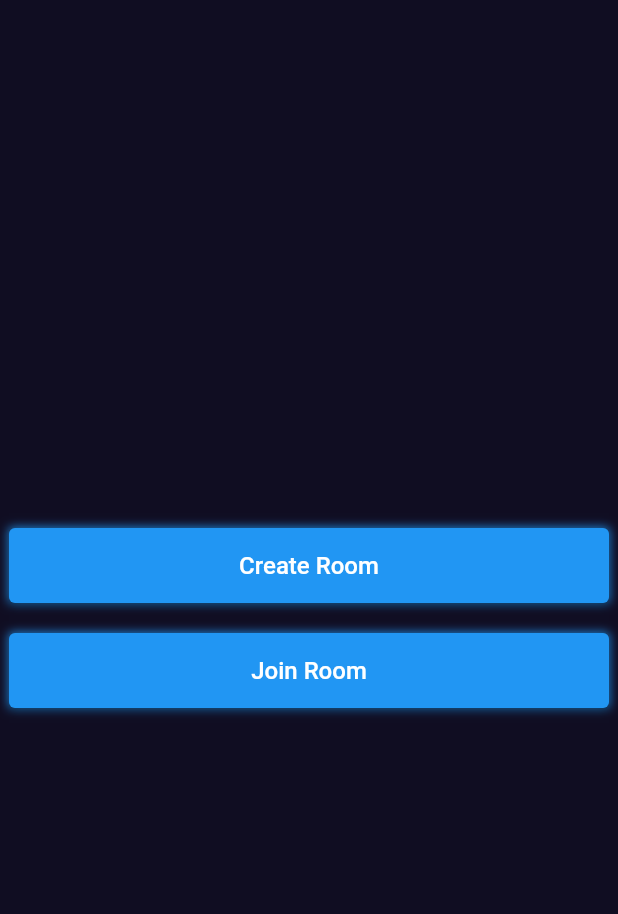
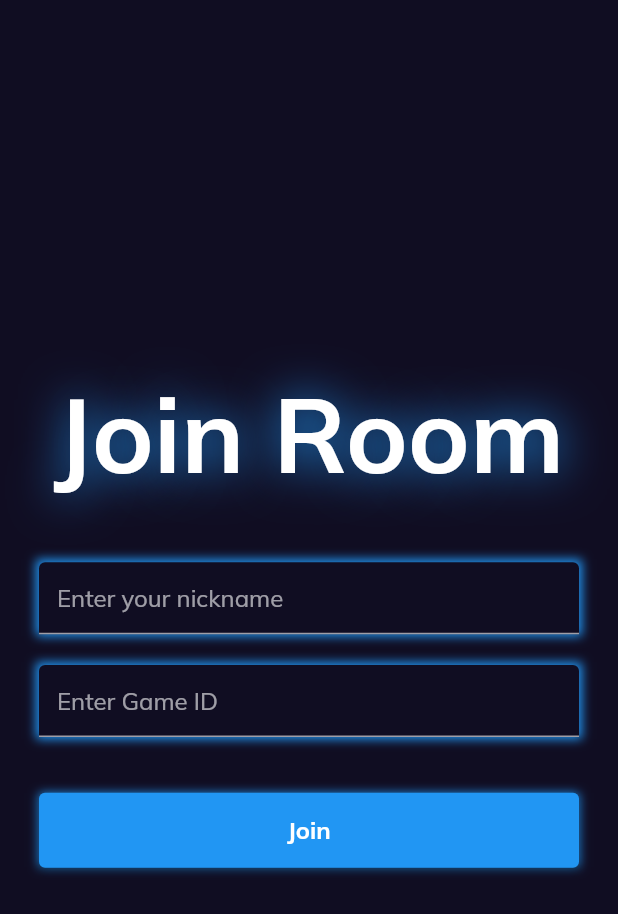
Before and after one commit to CodeSadhu/flutter_tictactoe, a Flutter app: the screen it shows after launch, after a tap on "Join Room", on a phone screen of 412 x 824 dp. Shown: the top 914 px of the screen. Run offline on Flutter 3.47's test engine with Material 2 defaults, Android fonts, the phone set to English and light mode, and no system bars; our stand-ins replace google_fonts.

Commit message:
Added custom textfield, custom text widgets, create/join room page UI

```diff
--- a/lib/main.dart
+++ b/lib/main.dart
@@ -1,4 +1,6 @@
 import 'package:flutter/material.dart';
+import 'package:tictactoe/screens/create_room.dart';
+import 'package:tictactoe/screens/join_room.dart';
 import 'package:tictactoe/screens/main_menu.dart';
 import 'package:tictactoe/utils/colors.dart';
 
@@ -15,6 +17,12 @@ class MyApp extends StatelessWidget {
       theme: ThemeData.dark().copyWith(
         scaffoldBackgroundColor: bgColor,
       ),
+      routes: {
+        MainMenu.routeName: (context) => const MainMenu(),
+        CreateRoom.routeName: (context) => const CreateRoom(),
+        JoinRoom.routeName: (context) => const JoinRoom(),
+      },
+      initialRoute: MainMenu.routeName,
       home: const MainMenu(),
     );
   }
--- /dev/null
+++ b/lib/screens/join_room.dart
@@ -0,0 +1,74 @@
+import 'package:flutter/material.dart';
+import 'package:tictactoe/responsive/responsive.dart';
+import 'package:tictactoe/widgets/custom_button.dart';
+import 'package:tictactoe/widgets/glowing_text.dart';
+import 'package:tictactoe/widgets/glowing_textfield.dart';
+
+class JoinRoom extends StatefulWidget {
+  static String routeName = '/join-room';
+  const JoinRoom({Key? key}) : super(key: key);
+
+  @override
+  State<JoinRoom> createState() => _JoinRoomState();
+}
+
+class _JoinRoomState extends State<JoinRoom> {
+  final _nameController = TextEditingController();
+  final _gameIdController = TextEditingController();
+
+  @override
+  void dispose() {
+    // TODO: implement dispose
+    super.dispose();
+    _nameController.dispose();
+    _gameIdController.dispose();
+  }
+
+  @override
+  Widget build(BuildContext context) {
+    final size = MediaQuery.of(context).size;
+    return Scaffold(
+      body: Responsive(
+        child: Container(
+          margin: const EdgeInsets.symmetric(
+            horizontal: 20,
+          ),
+          child: Column(
+            mainAxisAlignment: MainAxisAlignment.center,
+            crossAxisAlignment: CrossAxisAlignment.center,
+            children: [
+              const GlowingText(
+                shadows: [
+                  Shadow(
+                    blurRadius: 40,
+                    color: Colors.blue,
+                  ),
+                ],
+                text: 'Join Room',
+                fontSize: 70,
+              ),
+              SizedBox(
+                height: size.height * 0.05,
+              ),
+              GlowingTextField(
+                controller: _nameController,
+                hintText: 'Enter your nickname',
+              ),
+              SizedBox(
+                height: size.height * 0.025,
+              ),
+              GlowingTextField(
+                controller: _gameIdController,
+                hintText: 'Enter Game ID',
+              ),
+              SizedBox(
+                height: size.height * 0.045,
+              ),
+              CustomButton(onTap: () {}, text: 'Join')
+            ],
+          ),
+        ),
+      ),
+    );
+  }
+}
--- a/lib/screens/main_menu.dart
+++ b/lib/screens/main_menu.dart
@@ -1,9 +1,20 @@
 import 'package:flutter/material.dart';
 import 'package:tictactoe/responsive/responsive.dart';
+import 'package:tictactoe/screens/create_room.dart';
+import 'package:tictactoe/screens/join_room.dart';
 import 'package:tictactoe/widgets/custom_button.dart';
 
 class MainMenu extends StatelessWidget {
+  static String routeName = '/main-menu';
   const MainMenu({Key? key}) : super(key: key);
+
+  void createRoom(BuildContext context) {
+    Navigator.pushNamed(context, CreateRoom.routeName);
+  }
+
+  void joinRoom(BuildContext context) {
+    Navigator.pushNamed(context, JoinRoom.routeName);
+  }
 
   @override
   Widget build(BuildContext context) {
@@ -12,11 +23,21 @@ class MainMenu extends StatelessWidget {
         child: Column(
           mainAxisAlignment: MainAxisAlignment.center,
           children: [
-            CustomButton(onTap: () {}, text: 'Create Room'),
+            CustomButton(
+              onTap: () {
+                createRoom(context);
+              },
+              text: 'Create Room',
+            ),
             const SizedBox(
               height: 20,
             ),
-            CustomButton(onTap: () {}, text: 'Join Room'),
+            CustomButton(
+              onTap: () {
+                joinRoom(context);
+              },
+              text: 'Join Room',
+            ),
           ],
         ),
       ),
--- a/lib/widgets/custom_button.dart
+++ b/lib/widgets/custom_button.dart
@@ -1,4 +1,5 @@
 import 'package:flutter/material.dart';
+import 'package:google_fonts/google_fonts.dart';
 
 class CustomButton extends StatelessWidget {
   final VoidCallback onTap;
@@ -21,8 +22,9 @@ class CustomButton extends StatelessWidget {
         onPressed: onTap,
         child: Text(
           text,
-          style: const TextStyle(
+          style: GoogleFonts.muli(
             fontSize: 16,
+            fontWeight: FontWeight.bold,
           ),
         ),
         style: ElevatedButton.styleFrom(
--- /dev/null
+++ b/lib/widgets/glowing_text.dart
@@ -0,0 +1,33 @@
+import 'package:flutter/material.dart';
+import 'package:google_fonts/google_fonts.dart';
+
+class GlowingText extends StatelessWidget {
+  final List<Shadow> shadows;
+  final String text;
+  final double fontSize;
+  const GlowingText({
+    Key? key,
+    required this.shadows,
+    required this.text,
+    required this.fontSize,
+  }) : super(key: key);
+
+  @override
+  Widget build(BuildContext context) {
+    return Text(
+      text,
+      style: GoogleFonts.muli(
+        color: Colors.white,
+        fontWeight: FontWeight.bold,
+        fontSize: fontSize,
+        shadows: shadows,
+      ),
+      // style: TextStyle(
+      // color: Colors.white,
+      // fontWeight: FontWeight.bold,
+      // fontSize: fontSize,
+      // shadows: shadows,
+      // ),
+    );
+  }
+}
--- /dev/null
+++ b/lib/widgets/glowing_textfield.dart
@@ -0,0 +1,34 @@
+import 'package:flutter/material.dart';
+import 'package:google_fonts/google_fonts.dart';
+import 'package:tictactoe/utils/colors.dart';
+
+class GlowingTextField extends StatelessWidget {
+  final TextEditingController controller;
+  final String hintText;
+  const GlowingTextField(
+      {Key? key, required this.controller, required this.hintText})
+      : super(key: key);
+
+  @override
+  Widget build(BuildContext context) {
+    return Container(
+      decoration: const BoxDecoration(
+        boxShadow: [
+          BoxShadow(
+            color: Colors.blue,
+            blurRadius: 5,
+            spreadRadius: 2,
+          )
+        ],
+      ),
+      child: TextField(
+        controller: controller,
+        decoration: InputDecoration(
+            fillColor: bgColor,
+            filled: true,
+            hintText: hintText,
+            hintStyle: GoogleFonts.muli()),
+      ),
+    );
+  }
+}
--- a/pubspec.yaml
+++ b/pubspec.yaml
@@ -34,6 +34,7 @@ dependencies:
   # The following adds the Cupertino Icons font to your application.
   # Use with the CupertinoIcons class for iOS style icons.
   cupertino_icons: ^1.0.2
+  google_fonts: ^2.3.2
 
 dev_dependencies:
   flutter_test:
```
Also changed, not shown: lib/screens/create_room.dart (added, +66 -0 lines), pubspec.lock.
